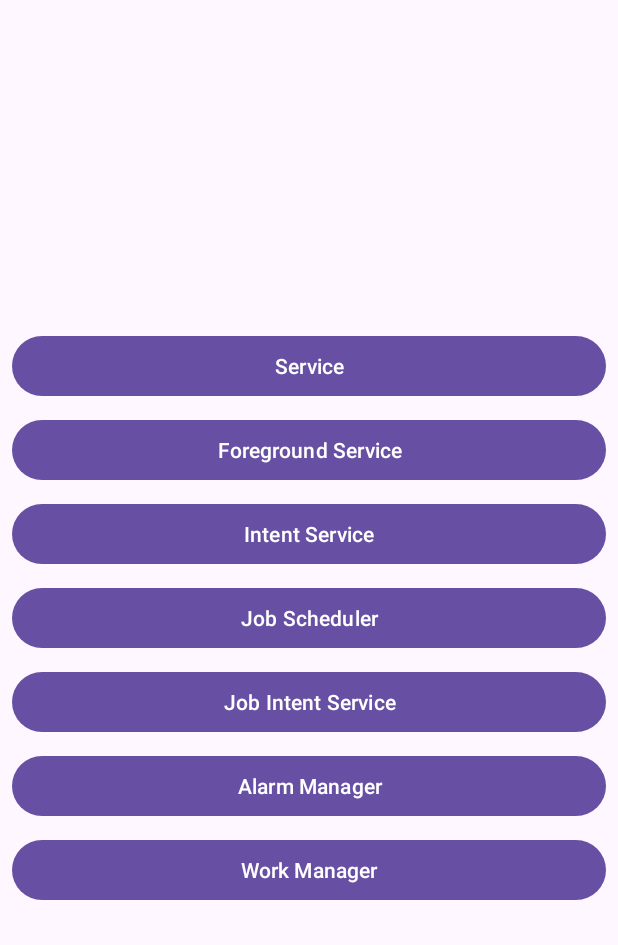
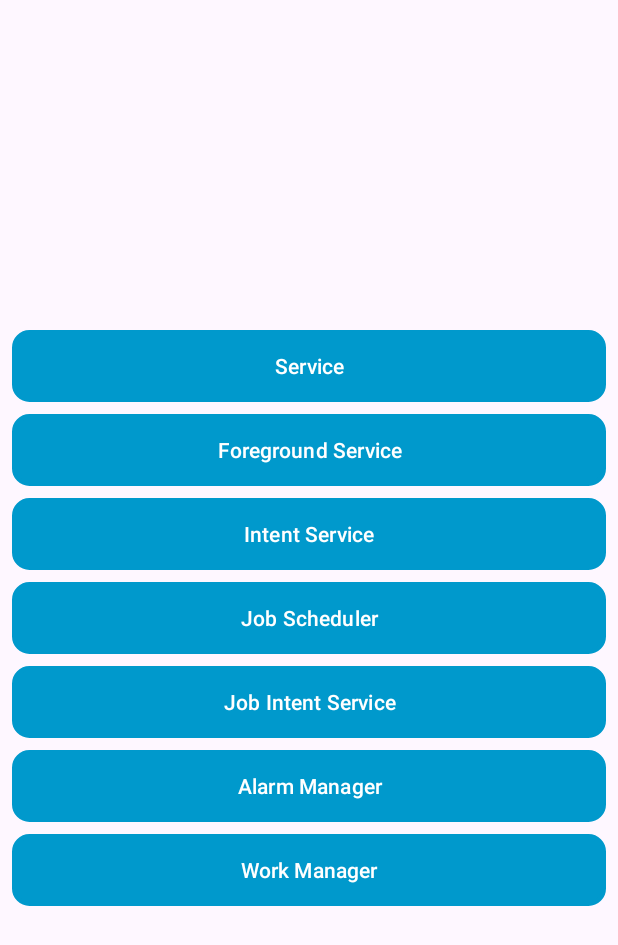
Before and after one commit to AbadzhevaK8/android-services, an Android app: the screen it shows after launch (MainActivity), on a phone screen of 412 x 824 dp. Shown: the top 945 px of the screen. Run offline under Robolectric (Android 15) with nearby library versions, the phone set to English and light mode, and no system bars.

Commit message:
style: Update button styles
This commit updates the button styles in the app.

The changes include:

- Adding a new drawable resource `bg_button
` to define the button background.
- Setting the `background` attribute of all buttons to `@drawable/bg_button`.
- Setting `app:backgroundTint` to `@null` to disable default tinting.
- Adding `android:layout_width="match_parent"` to all buttons
 to make them span the width of the screen.
- Adding `xmlns:app="http://schemas.android.com/apk/res-auto"` to the root element of the layout file to use the `app` namespace.

```diff
--- /dev/null
+++ b/app/src/main/res/drawable/bg_button.xml
@@ -0,0 +1,10 @@
+<?xml version="1.0" encoding="utf-8"?><?xml version="1.0" encoding="utf-8"?>
+
+<shape xmlns:android="http://schemas.android.com/apk/res/android"
+    android:shape="rectangle">
+    <corners android:radius="10dp" />
+    <solid android:color="@android:color/holo_blue_dark" />
+    <stroke
+        android:width="3dp"
+        android:color="@android:color/holo_blue_dark" />
+</shape>
--- a/app/src/main/res/layout/activity_main.xml
+++ b/app/src/main/res/layout/activity_main.xml
@@ -1,67 +1,73 @@
 <?xml version="1.0" encoding="utf-8"?>
-<LinearLayout
-    xmlns:android="http://schemas.android.com/apk/res/android"
+<LinearLayout xmlns:android="http://schemas.android.com/apk/res/android"
+    xmlns:app="http://schemas.android.com/apk/res-auto"
     xmlns:tools="http://schemas.android.com/tools"
     android:layout_width="match_parent"
     android:layout_height="match_parent"
     android:gravity="center"
     android:orientation="vertical"
-    tools:context=".MainActivity"
-    >
+    tools:context=".MainActivity">
 
     <Button
         android:id="@+id/simple_service"
         style="@style/ServiceButtonStyle"
         android:layout_width="match_parent"
         android:layout_height="wrap_content"
+        android:background="@drawable/bg_button"
         android:text="@string/service"
-        />
+        app:backgroundTint="@null" />
 
     <Button
         android:id="@+id/foreground_service"
         style="@style/ServiceButtonStyle"
         android:layout_width="match_parent"
         android:layout_height="wrap_content"
+        android:background="@drawable/bg_button"
         android:text="@string/foreground_service"
-        />
+        app:backgroundTint="@null" />
 
     <Button
         android:id="@+id/intent_service"
         style="@style/ServiceButtonStyle"
         android:layout_width="match_parent"
         android:layout_height="wrap_content"
+        android:background="@drawable/bg_button"
         android:text="@string/intent_service"
-        />
+        app:backgroundTint="@null" />
 
     <Button
         android:id="@+id/job_scheduler"
         style="@style/ServiceButtonStyle"
         android:layout_width="match_parent"
         android:layout_height="wrap_content"
+        android:background="@drawable/bg_button"
         android:text="@string/job_scheduler"
-        />
+        app:backgroundTint="@null" />
 
     <Button
         android:id="@+id/job_intent_service"
         style="@style/ServiceButtonStyle"
         android:layout_width="match_parent"
         android:layout_height="wrap_content"
+        android:background="@drawable/bg_button"
         android:text="@string/job_intent_service"
-        />
+        app:backgroundTint="@null" />
 
     <Button
         android:id="@+id/alarm_manager"
         style="@style/ServiceButtonStyle"
         android:layout_width="match_parent"
         android:layout_height="wrap_content"
+        android:background="@drawable/bg_button"
         android:text="@string/alarm_manager"
-        />
+        app:backgroundTint="@null" />
 
     <Button
         android:id="@+id/work_manager"
         style="@style/ServiceButtonStyle"
         android:layout_width="match_parent"
         android:layout_height="wrap_content"
+        android:background="@drawable/bg_button"
         android:text="@string/work_manager"
-        />
+        app:backgroundTint="@null" />
 </LinearLayout>
```
